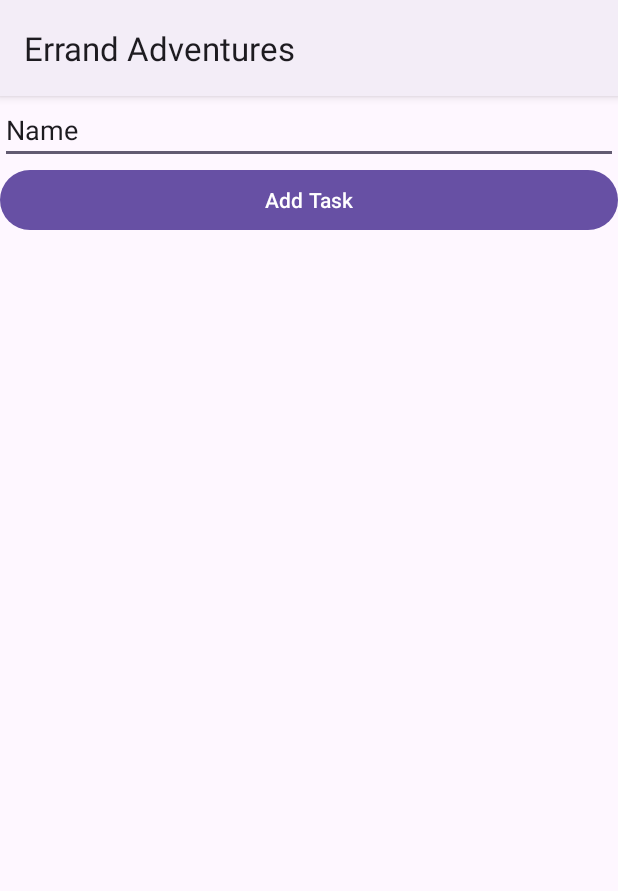
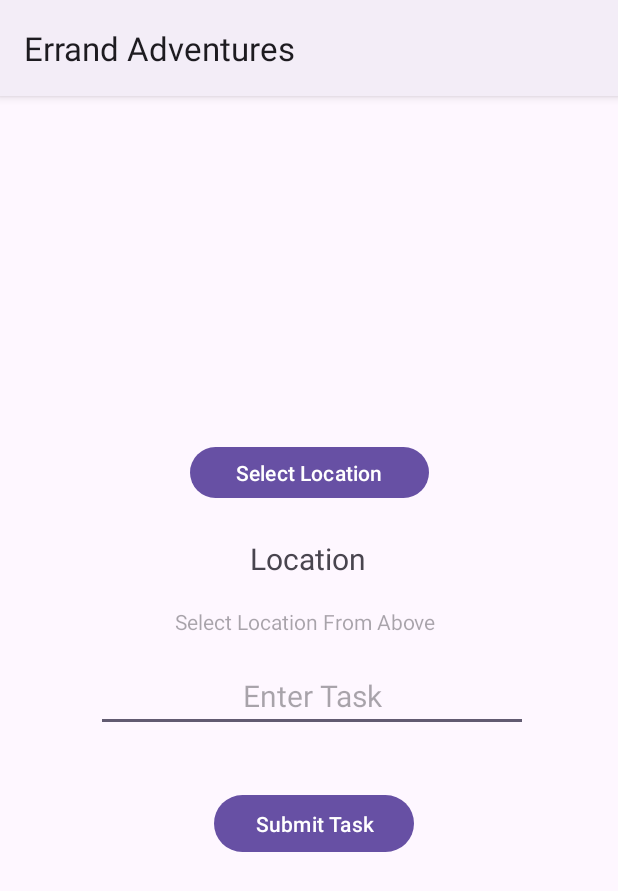
Before and after one commit to Imortallix/Errand-Adventures, an Android app: the AddStop screen opened directly, with no data from a screen before it, on a phone screen of 412 x 824 dp. Shown: the top 891 px of the screen. Run offline under Robolectric (Android 15) with nearby library versions, the phone set to English and light mode, and no system bars; 1 statement that could not run was skipped.

Commit message:
Working version

```diff
--- a/app/src/main/AndroidManifest.xml
+++ b/app/src/main/AndroidManifest.xml
@@ -36,6 +36,9 @@
                 <category android:name="android.intent.category.LAUNCHER" />
             </intent-filter>
         </activity>
+        <meta-data
+            android:name="com.google.android.geo.API_KEY"
+            android:value="AIzaSyCV-8eX99fUvdUwa-18QfcvoVKIKB9Ucsw"/>
     </application>
 
 </manifest>
--- a/app/src/main/res/layout/activity_add_stop2.xml
+++ b/app/src/main/res/layout/activity_add_stop2.xml
@@ -1,24 +1,68 @@
 <?xml version="1.0" encoding="utf-8"?>
-<LinearLayout xmlns:android="http://schemas.android.com/apk/res/android"
+<androidx.constraintlayout.widget.ConstraintLayout xmlns:android="http://schemas.android.com/apk/res/android"
     xmlns:app="http://schemas.android.com/apk/res-auto"
     xmlns:tools="http://schemas.android.com/tools"
     android:layout_width="match_parent"
     android:layout_height="match_parent"
-    android:orientation="vertical"
     tools:context=".AddStop">
+
+
+    <Button
+        android:id="@+id/button"
+        android:layout_width="159dp"
+        android:layout_height="42dp"
+        android:layout_marginBottom="488dp"
+        android:onClick="startAutocompleteActivity"
+        android:text="Select Location"
+        app:layout_constraintBottom_toBottomOf="parent"
+        app:layout_constraintEnd_toEndOf="parent"
+        app:layout_constraintStart_toStartOf="parent" />
 
     <EditText
         android:id="@+id/task"
-        android:layout_width="match_parent"
-        android:layout_height="wrap_content"
+        android:layout_width="288dp"
+        android:layout_height="42dp"
+        android:layout_marginEnd="60dp"
+        android:layout_marginBottom="336dp"
         android:ems="10"
+        android:gravity="center_horizontal"
+        android:hint="Enter Task"
         android:inputType="text"
-        android:text="Name" />
+        android:textSize="20dp"
+        app:layout_constraintBottom_toBottomOf="parent"
+        app:layout_constraintEnd_toEndOf="parent" />
+
+    <TextView
+        android:id="@+id/name"
+        android:layout_width="265dp"
+        android:layout_height="19dp"
+        android:layout_marginEnd="76dp"
+        android:layout_marginBottom="400dp"
+        android:gravity="center_horizontal"
+        android:hint="Select Location From Above"
+        app:layout_constraintBottom_toBottomOf="parent"
+        app:layout_constraintEnd_toEndOf="parent" />
+
+    <TextView
+        android:id="@+id/textView2"
+        android:layout_width="269dp"
+        android:layout_height="29dp"
+        android:layout_marginEnd="72dp"
+        android:layout_marginBottom="436dp"
+        android:gravity="center_horizontal"
+        android:text="Location"
+        android:textSize="20dp"
+        app:layout_constraintBottom_toBottomOf="parent"
+        app:layout_constraintEnd_toEndOf="parent" />
 
     <Button
         android:id="@+id/done"
-        android:layout_width="match_parent"
-        android:layout_height="wrap_content"
-        android:text="Add Task"
-        android:onClick="done"/>
-</LinearLayout>
+        android:layout_width="133dp"
+        android:layout_height="46dp"
+        android:layout_marginEnd="136dp"
+        android:layout_marginBottom="252dp"
+        android:onClick="done"
+        android:text="Submit Task"
+        app:layout_constraintBottom_toBottomOf="parent"
+        app:layout_constraintEnd_toEndOf="parent" />
+</androidx.constraintlayout.widget.ConstraintLayout>
```
Also changed, not shown: app/src/main/java/com/cs407/errandadventures/mapFragment.java (+105 -51 lines).
